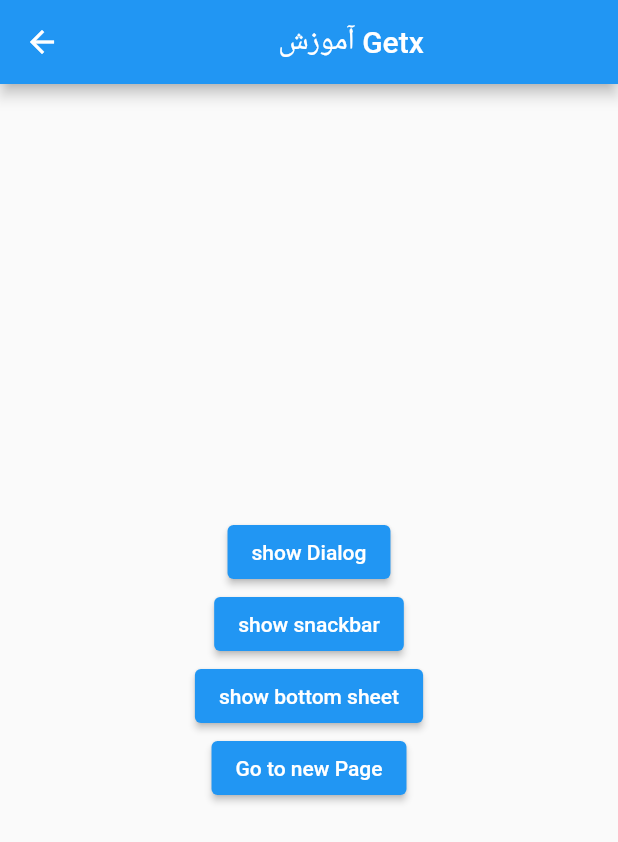
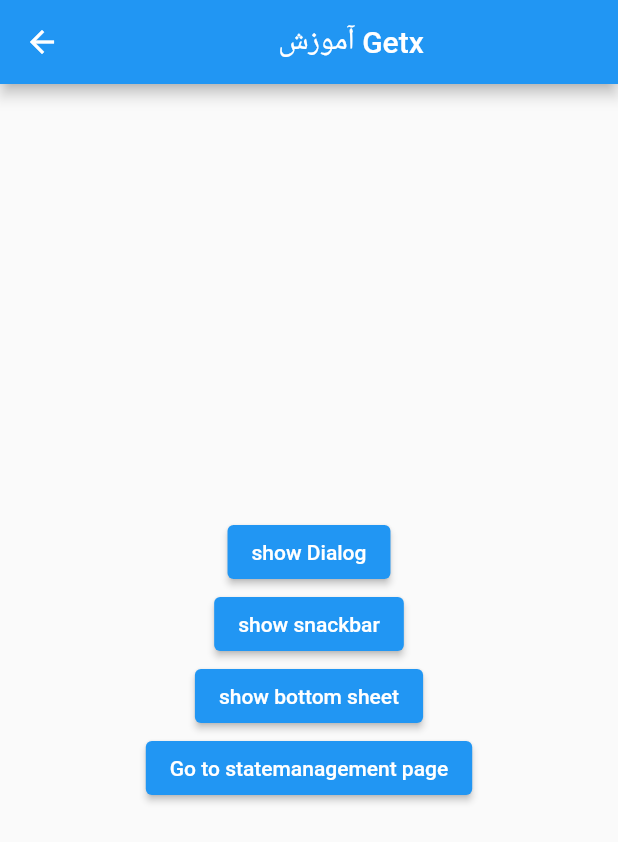
Before and after one commit to Mortaza-Karimi/Getx-Tutorial, a Flutter app: the screen it shows after launch, on a phone screen of 412 x 824 dp. Shown: the top 842 px of the screen. Run offline on Flutter 3.47's test engine with Material 2 defaults, Android fonts, the light colour scheme and no system bars; our stand-ins replace get.

Commit message:
learn statemanagement - 01

```diff
--- a/lib/homePage.dart
+++ b/lib/homePage.dart
@@ -156,9 +156,9 @@
                 //     curve: Curves.easeInOut,
                 //     // duration: Duration(milliseconds: 2000),
                 //     arguments: {'key': 'value'});
-                Get.toNamed("/newPsssage", parameters: {"a": "b"});
+                Get.toNamed("/statemanagement");
               },
-              child: const Text("Go to new Page"),
+              child: const Text("Go to statemanagement page"),
             ),
           ],
         ),
--- a/lib/main.dart
+++ b/lib/main.dart
@@ -2,6 +2,7 @@
 import 'package:getxtutorial/homePage.dart';
 import 'package:get/get.dart';
 import 'package:getxtutorial/newPage.dart';
+import 'package:getxtutorial/statemanagement.dart';
 import 'package:getxtutorial/unknownRoute.dart';
 
 void main() {
@@ -17,6 +18,7 @@
       getPages: [
         GetPage(name: "/homePage", page: () => const HomePage()),
         GetPage(name: "/newPage", page: () => const NewPage()),
+        GetPage(name: "/statemanagement", page: () => StateManageMent()),
       ],
       initialRoute: "/homePage",
       defaultTransition: Transition.fade,
```
Also changed, not shown: lib/statemanagement.dart (added, +31 -0 lines), lib/user.dart (added, +8 -0 lines).
